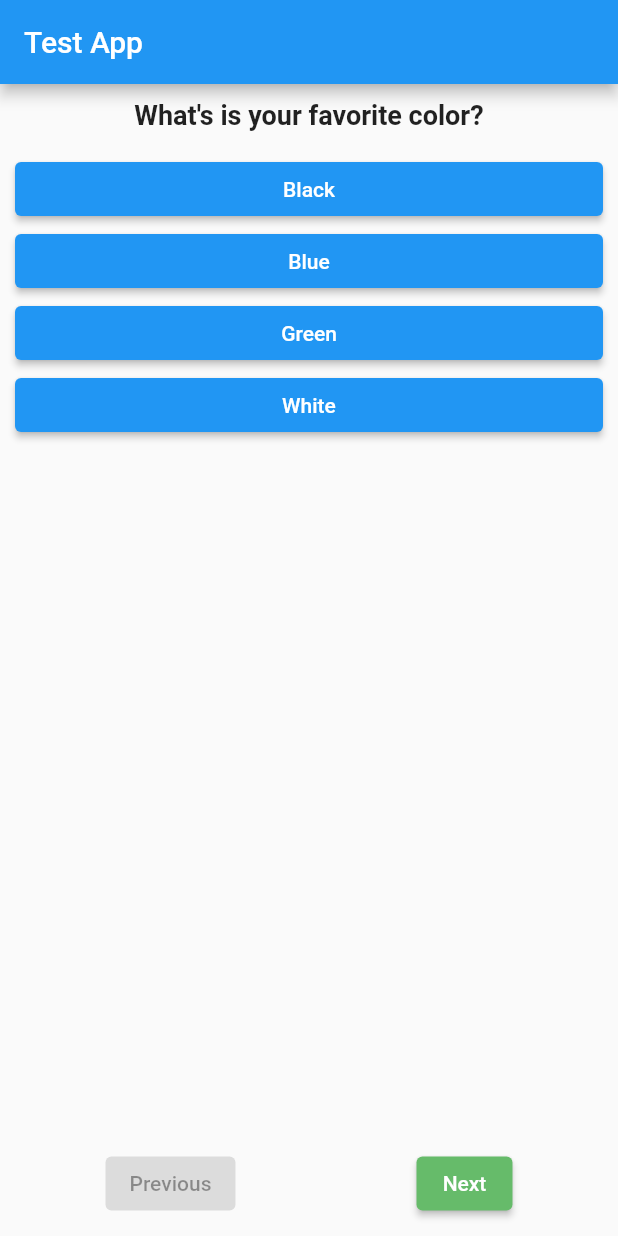
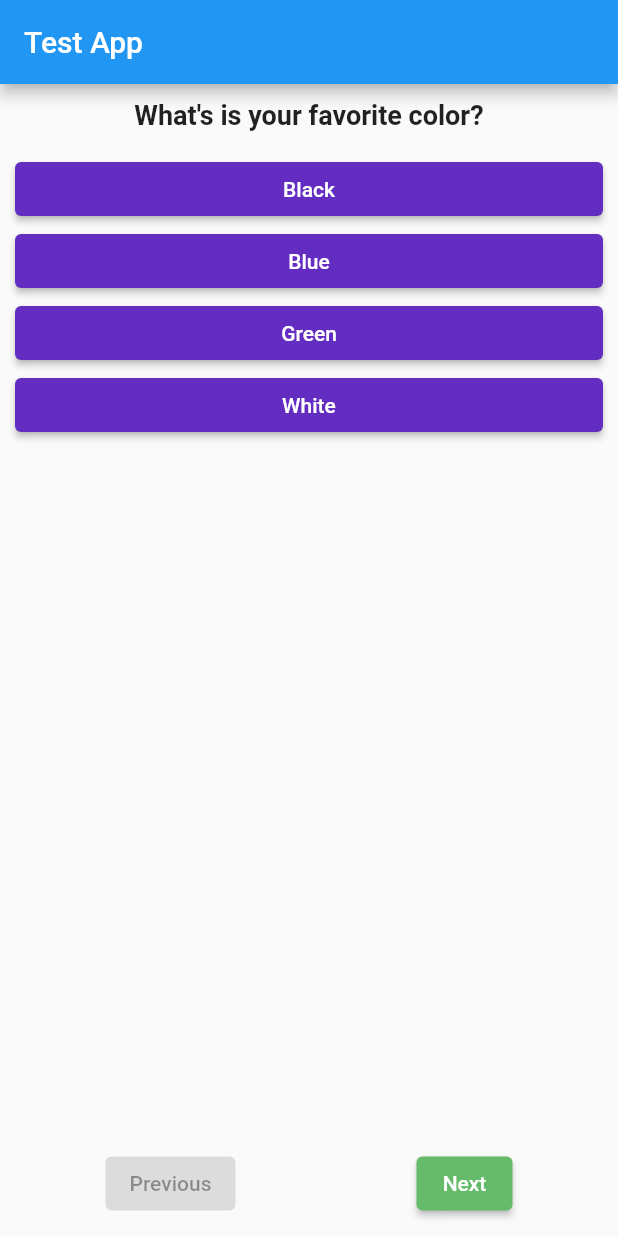
Before and after one commit to Lu-Clemente/flutter_quiz_app, a Flutter app: the screen it shows after launch, on a phone screen of 412 x 824 dp. Run offline on Flutter 3.47's test engine with Material 2 defaults, Android fonts, the phone set to English and light mode, and no system bars.

Commit message:
refactor(style): button color change

```diff
--- a/lib/answer_widget.dart
+++ b/lib/answer_widget.dart
@@ -1,4 +1,6 @@
 import 'package:flutter/material.dart';
+
+import 'theme/colors.dart';
 
 class Answer extends StatelessWidget {
   final void Function(int index, List<Map<String, Object>> questions)
@@ -18,6 +20,7 @@ class Answer extends StatelessWidget {
     return Container(
       width: double.infinity,
       child: ElevatedButton(
+          style: ElevatedButton.styleFrom(backgroundColor: themedPrimary),
           onPressed: () => answerQuestion(index, questions),
           child: Text(answerText)),
     );
```
